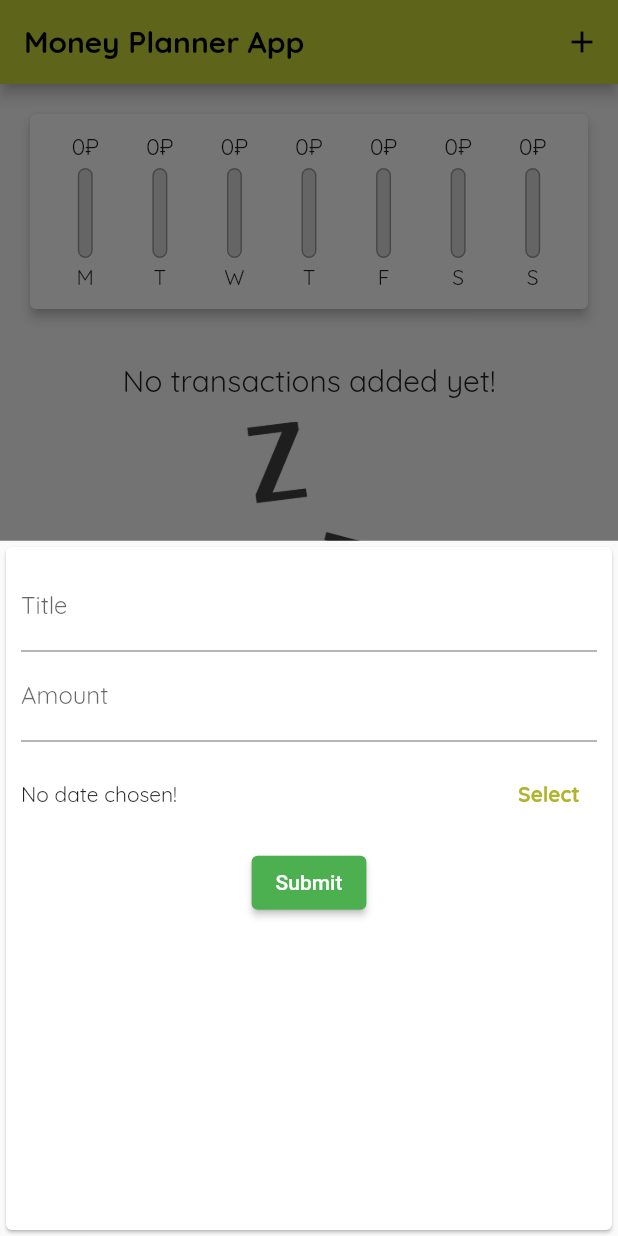
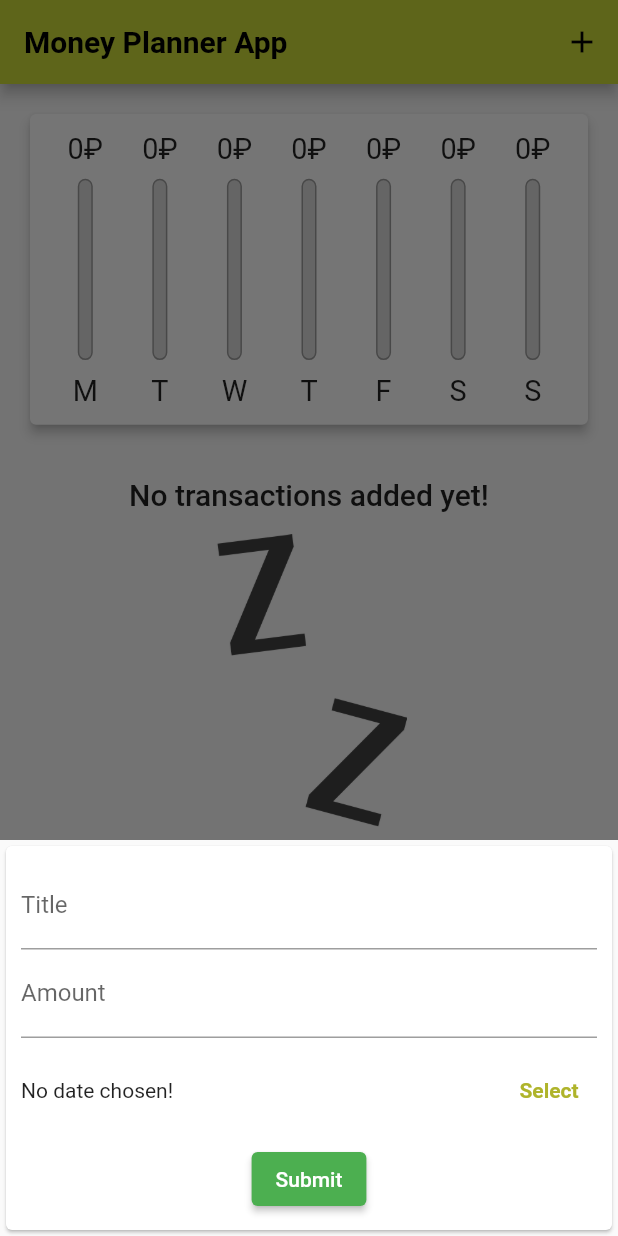
Before and after one commit to morozovva/moneyplanner, a Flutter app: the screen it shows after launch, after a tap on the "add" icon, on a phone screen of 412 x 824 dp. Run offline on Flutter 3.47's test engine with Material 2 defaults, Android fonts, the phone set to English and light mode, and no system bars.

Commit message:
added cupertino widgets, horizontal version of the app

```diff
--- a/lib/main.dart
+++ b/lib/main.dart
@@ -1,11 +1,22 @@
+import 'dart:io';
+
+import 'package:flutter/cupertino.dart';
 import 'package:flutter/material.dart';
+import 'package:flutter/services.dart';
+
 import './widgets/chart.dart';
-
 import './widgets/new_transaction.dart';
 import './models/transaction.dart';
 import './widgets/transaction_list.dart';
 
-void main() => runApp(MoneyPlannerApp());
+void main() {
+  // WidgetsFlutterBinding.ensureInitialized();
+  // SystemChrome.setPreferredOrientations([
+  //   DeviceOrientation.portraitUp,
+  //   DeviceOrientation.portraitDown,
+  // ]);
+  runApp(MoneyPlannerApp());
+}
 
 class MoneyPlannerApp extends StatelessWidget {
   @override
@@ -14,7 +25,7 @@ class MoneyPlannerApp extends StatelessWidget {
       title: 'Money Planner',
       theme: ThemeData(
         primarySwatch: Colors.lime,
-        fontFamily: 'Quicksand',
+        // fontFamily: 'Quicksand',
       ),
       home: MyHomePage(),
     );
@@ -30,6 +41,8 @@ class MyHomePage extends StatefulWidget {
 
 class _MyHomePageState extends State<MyHomePage> {
   final List<Transaction> _userTransactions = [];
+
+  bool _showChart = false;
 
   List<Transaction> get _recentTransactions {
     return _userTransactions
@@ -73,8 +86,26 @@ class _MyHomePageState extends State<MyHomePage> {
 
   @override
   Widget build(BuildContext context) {
-    return Scaffold(
-      appBar: AppBar(
+    final mediaQuery = MediaQuery.of(context);
+    final isLandscape = mediaQuery.orientation == Orientation.landscape;
+    final appBar = Platform.isIOS
+        ? CupertinoNavigationBar(
+            backgroundColor: Theme.of(context).primaryColor,
+            middle: Text(
+              'Money Planner App',
+              // style: TextStyle(fontWeight: FontWeight.bold),
+            ),
+            trailing: Row(
+              mainAxisSize: MainAxisSize.min,
+              children: [
+                GestureDetector(
+                  onTap: () => _startAddTransaction(context),
+                  child: Icon(CupertinoIcons.add),
+                ),
+              ],
+            ),
+          )
+        : AppBar(
             title: Text(
               'Money Planner App',
               style: TextStyle(fontWeight: FontWeight.bold),
@@ -85,22 +116,71 @@ class _MyHomePageState extends State<MyHomePage> {
                 icon: Icon(Icons.add),
               ),
             ],
+          );
+    final txList = SizedBox(
+      height: (mediaQuery.size.height - mediaQuery.padding.top) * 0.6,
+      child: Expanded(
+        child: TransactionList(
+          transactions: _userTransactions,
+          deleteTx: _deleteTransaction,
         ),
-      body: Column(
+      ),
+    );
+    final appBody = SafeArea(
+      child: Column(
         crossAxisAlignment: CrossAxisAlignment.center,
         children: <Widget>[
-          Chart(_recentTransactions),
-          Expanded(
-            child: TransactionList(
-                transactions: _userTransactions, deleteTx: _deleteTransaction),
+          if (isLandscape)
+            Row(
+              mainAxisAlignment: MainAxisAlignment.center,
+              children: [
+                Text(
+                  "Show chart",
+                  style: Theme.of(context).textTheme.titleMedium,
                 ),
+                Switch.adaptive(
+                    activeColor: Colors.green,
+                    value: _showChart,
+                    onChanged: (val) {
+                      setState(() {
+                        _showChart = val;
+                      });
+                    }),
               ],
             ),
-      floatingActionButton: FloatingActionButton(
+          if (!isLandscape)
+            SizedBox(
+              height: (mediaQuery.size.height - mediaQuery.padding.top) * 0.3,
+              child: Chart(_recentTransactions),
+            ),
+          if (!isLandscape) txList,
+          if (isLandscape)
+            _showChart
+                ? SizedBox(
+                    height:
+                        (mediaQuery.size.height - mediaQuery.padding.top) * 0.7,
+                    child: Chart(_recentTransactions),
+                  )
+                : txList,
+        ],
+      ),
+    );
+    return Platform.isIOS
+        ? CupertinoPageScaffold(
+            child: appBody,
+            navigationBar: appBar as ObstructingPreferredSizeWidget,
+          )
+        : Scaffold(
+            appBar: appBar as PreferredSizeWidget,
+            body: appBody,
+            floatingActionButton: Platform.isIOS
+                ? Container()
+                : FloatingActionButton(
                     onPressed: () => _startAddTransaction(context),
                     child: Icon(Icons.add),
                   ),
-      floatingActionButtonLocation: FloatingActionButtonLocation.centerDocked,
+            floatingActionButtonLocation:
+                FloatingActionButtonLocation.centerDocked,
           );
   }
 }
--- /dev/null
+++ b/lib/widgets/adaptive_button.dart
@@ -0,0 +1,35 @@
+import 'dart:io';
+
+import 'package:flutter/material.dart';
+import 'package:flutter/cupertino.dart';
+
+class AdaptiveFlatButton extends StatelessWidget {
+  final String text;
+  final VoidCallback handler;
+
+  const AdaptiveFlatButton(
+      {super.key, required this.text, required this.handler});
+
+  @override
+  Widget build(BuildContext context) {
+    return Platform.isIOS
+        ? CupertinoButton(
+            onPressed: handler,
+            child: Text(
+              text,
+              style: TextStyle(
+                  color: Theme.of(context).primaryColorDark,
+                  fontWeight: FontWeight.bold),
+            ),
+          )
+        : TextButton(
+            onPressed: handler,
+            child: Text(
+              text,
+              style: TextStyle(
+                  color: Theme.of(context).primaryColorDark,
+                  fontWeight: FontWeight.bold),
+            ),
+          );
+  }
+}
--- a/lib/widgets/chart_bar.dart
+++ b/lib/widgets/chart_bar.dart
@@ -13,19 +13,20 @@ class ChartBar extends StatelessWidget {
 
   @override
   Widget build(BuildContext context) {
+    return LayoutBuilder(builder: (context, constraints) {
       return Column(
         children: [
           Container(
-          height: 20,
+            height: constraints.maxHeight * 0.12,
             child: FittedBox(
               child: Text("${spendingAmount.toStringAsFixed(0)}₽"),
             ),
           ),
           SizedBox(
-          height: 4,
+            height: constraints.maxHeight * 0.05,
           ),
           Container(
-          height: 60,
+            height: constraints.maxHeight * 0.66,
             width: 10,
             child: Stack(children: [
               Container(
@@ -47,10 +48,16 @@ class ChartBar extends StatelessWidget {
             ]),
           ),
           SizedBox(
-          height: 4,
+            height: constraints.maxHeight * 0.05,
           ),
-        Text(label),
+          Container(
+            height: constraints.maxHeight * 0.12,
+            child: FittedBox(
+              child: Text(label),
+            ),
+          ),
         ],
       );
+    });
   }
 }
--- a/lib/widgets/new_transaction.dart
+++ b/lib/widgets/new_transaction.dart
@@ -1,5 +1,9 @@
+import 'dart:io';
+
+import 'package:flutter/cupertino.dart';
 import 'package:flutter/material.dart';
 import 'package:intl/intl.dart';
+import 'package:money_planner/widgets/adaptive_button.dart';
 
 class NewTransaction extends StatefulWidget {
   final Function addTx;
@@ -50,9 +54,15 @@ class _NewTransactionState extends State<NewTransaction> {
 
   @override
   Widget build(BuildContext context) {
-    return Card(
+    return SingleChildScrollView(
+      child: Card(
         child: Container(
-        padding: const EdgeInsets.all(10),
+          padding: EdgeInsets.only(
+            left: 10,
+            right: 10,
+            top: 10,
+            bottom: MediaQuery.of(context).viewInsets.bottom + 10,
+          ),
           child: Column(
             children: <Widget>[
               TextField(
@@ -77,15 +87,8 @@ class _NewTransactionState extends State<NewTransaction> {
                             : "Picked Date: ${DateFormat.yMMMMd().format(_selectedDate!)}",
                       ),
                     ),
-                  TextButton(
-                    onPressed: presentDatePicker,
-                    child: Text(
-                      "Select",
-                      style: TextStyle(
-                          color: Theme.of(context).primaryColorDark,
-                          fontWeight: FontWeight.bold),
-                    ),
-                  ),
+                    AdaptiveFlatButton(
+                        text: "Select", handler: presentDatePicker)
                   ],
                 ),
               ),
@@ -100,6 +103,7 @@ class _NewTransactionState extends State<NewTransaction> {
             ],
           ),
         ),
+      ),
     );
   }
 }
--- a/lib/widgets/transaction_list.dart
+++ b/lib/widgets/transaction_list.dart
@@ -11,30 +11,30 @@ class TransactionList extends StatelessWidget {
 
   @override
   Widget build(BuildContext context) {
-    return Container(
-      height: 300,
-      child: transactions.isEmpty
-          ? Column(
+    return transactions.isEmpty
+        ? LayoutBuilder(builder: (context, constraints) {
+            return Column(
               children: [
                 SizedBox(
                   height: 15,
                 ),
                 Text(
                   "No transactions added yet!",
-                  style: TextStyle(fontSize: 20),
+                  style: Theme.of(context).textTheme.titleLarge,
                 ),
                 SizedBox(
                   height: 15,
                 ),
                 Container(
-                  height: 200,
+                  height: constraints.maxHeight * 0.6,
                   child: Image.asset(
                     "assets/images/waiting.png",
                     fit: BoxFit.cover,
                   ),
                 ),
               ],
-            )
+            );
+          })
         : ListView.builder(
             itemBuilder: (ctx, index) {
               return Card(
@@ -71,7 +71,13 @@ class TransactionList extends StatelessWidget {
                       color: Colors.black54,
                     ),
                   ),
-                    trailing: IconButton(
+                  trailing: MediaQuery.of(context).size.width > 360
+                      ? TextButton.icon(
+                          onPressed: () => deleteTx(transactions[index].id),
+                          icon: Icon(Icons.delete),
+                          label: Text("Delete"),
+                        )
+                      : IconButton(
                           icon: Icon(Icons.delete),
                           onPressed: () => deleteTx(transactions[index].id),
                         ),
@@ -79,7 +85,6 @@ class TransactionList extends StatelessWidget {
               );
             },
             itemCount: transactions.length,
-            ),
           );
   }
 }
```
Lines whose indentation alone changed are shown as unchanged.
